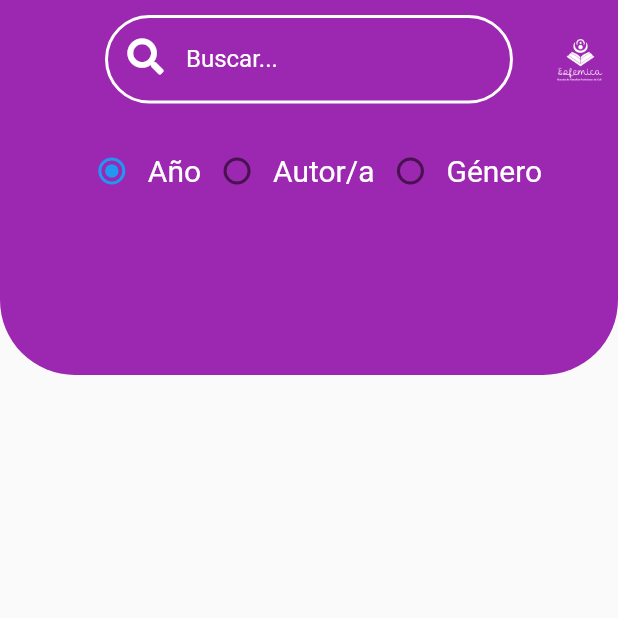
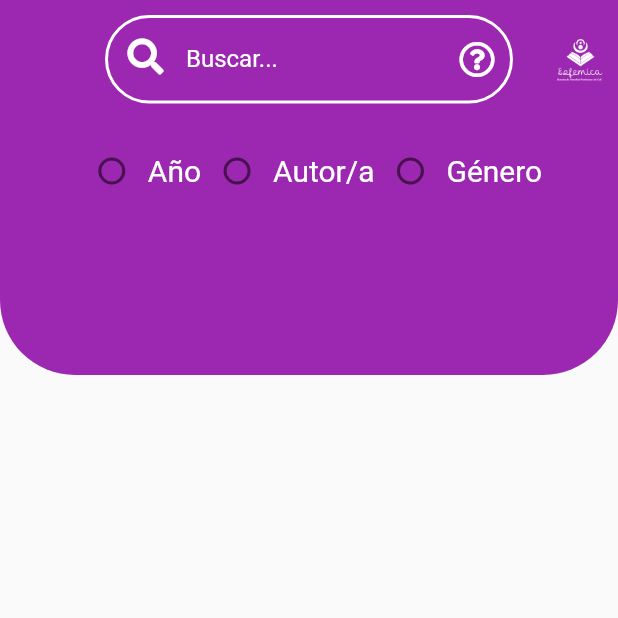
Before and after one commit to black-redoc/biblioteca_esfemica, a Flutter app: the screen it shows after launch, on a phone screen of 412 x 824 dp, the top half of it. Run offline on Flutter 3.47's test engine with Material 2 defaults, Android fonts, the phone set to English and light mode, and no system bars; our stand-ins replace font_awesome_flutter.

Commit message:
added help function tu roundedSearchField

```diff
--- a/lib/pages/LibraryPage.dart
+++ b/lib/pages/LibraryPage.dart
@@ -1,6 +1,9 @@
+import 'package:biblioteca_esfemica/widgets/formfields/roundedSearchField.dart';
 import 'package:biblioteca_esfemica/widgets/texts/smallText.dart';
 import 'package:biblioteca_esfemica/widgets/titlebar/purpleSearchBar.dart';
+import 'package:flutter/cupertino.dart';
 import 'package:flutter/material.dart';
+import 'package:font_awesome_flutter/font_awesome_flutter.dart';
 
 class LibraryPage extends StatefulWidget {
   LibraryPage({Key? key}) : super(key: key);
@@ -17,12 +20,29 @@ class _LibraryPageState extends State<LibraryPage> {
    * 2: Author/Autor@
    * 3: Genre/Genero
    */
-  int _groupValue = 1;
+  int _groupValue = 0;
+  TextEditingController? _searchController;
+
+  @override
+  void initState() {
+    super.initState();
+    _searchController = TextEditingController();
+  }
 
   @override
   Widget build(BuildContext context) {
     return Scaffold(
        body: PurpleSearchBar(
+         searchField: RoundedSearchField(
+           controller: this._searchController,
+           suffix: IconButton(
+             icon: FaIcon(
+                FontAwesomeIcons.questionCircle,
+                color: Colors.white,
+              ),
+              onPressed: _launchAlert,
+           ),
+         ),
          row: Padding(
            padding: const EdgeInsets.only(top: 8.0),
            child: Row(
@@ -77,4 +97,56 @@ class _LibraryPageState extends State<LibraryPage> {
        ),
     );
   }
+
+  void _launchAlert() {
+    setState(() {
+      _groupValue = 0;
+      FocusScope.of(context).unfocus();
+    });
+
+    showDialog(
+      context: context,
+      builder: (BuildContext context) {
+        return AlertDialog(
+          shape: OutlineInputBorder(
+            borderRadius: BorderRadius.circular(15)
+          ),
+          title: Center(
+            child: SmallText(
+              text: "Sugerencia",
+            ),
+          ),
+          content: _alertBody(),
+        );
+      }
+    );
+  }
+
+  Widget _alertBody() {
+    return Container(
+      height: 180,
+      child: Column(
+        mainAxisAlignment: MainAxisAlignment.spaceBetween,
+        children: <Widget>[
+          Text(
+            "Puedes buscar tus libros por nombre del libro sin necesidad de "
+            "seleccionar alguna de las opciones de Año, Autor/a o Género."
+            "\nY puedes deseleccionar las opciones abriendo esta sugerencia.",
+            textAlign: TextAlign.justify,
+          ),
+          MaterialButton(
+            shape: OutlineInputBorder(
+              borderRadius: BorderRadius.circular(20),
+              borderSide: BorderSide(
+                color: Colors.transparent
+              )
+            ),
+            color: Colors.purple,
+            onPressed: () => Navigator.of(context).pop(),
+            child: SmallText(text: "Aceptar", color: Colors.white)
+          )
+        ],
+      ),
+    );
+  }
 }
--- a/lib/widgets/formfields/roundedSearchField.dart
+++ b/lib/widgets/formfields/roundedSearchField.dart
@@ -2,14 +2,27 @@ import 'package:flutter/material.dart';
 import 'package:font_awesome_flutter/font_awesome_flutter.dart';
 
 class RoundedSearchField extends StatelessWidget {
-  const RoundedSearchField({Key? key}) : super(key: key);
+  final TextEditingController? controller;
+  final Widget? suffix;
+  RoundedSearchField({
+    Key? key,
+    this.controller,
+    this.suffix
+  }) : super(key: key);
 
   @override
   Widget build(BuildContext context) {
     return Container(
       margin: EdgeInsets.symmetric(vertical: 10, horizontal: 70),
       child: TextFormField(
+        controller: controller,
         decoration: InputDecoration(
+          contentPadding: EdgeInsets.only(
+            left: 40,
+            top: 20,
+            bottom: 20
+          ),
+          suffixIcon: this.suffix,
           prefixIcon: Padding(
             padding: const EdgeInsets.symmetric(horizontal: 15, vertical: 10),
             child: FaIcon(
@@ -28,7 +41,14 @@ class RoundedSearchField extends StatelessWidget {
               width: 2
             )
           ),
-          floatingLabelBehavior: FloatingLabelBehavior.auto,
+          border: OutlineInputBorder(
+            borderRadius: BorderRadius.circular(50),
+            borderSide: BorderSide(
+              color: Colors.white,
+              width: 2
+            )
+          ),
+          floatingLabelBehavior: FloatingLabelBehavior.never,
         ),
       ),
     );
--- a/lib/widgets/titlebar/purpleSearchBar.dart
+++ b/lib/widgets/titlebar/purpleSearchBar.dart
@@ -1,11 +1,12 @@
-import 'package:biblioteca_esfemica/widgets/formfields/roundedSearchField.dart';
 import 'package:flutter/material.dart';
 
 class PurpleSearchBar extends StatelessWidget {
   final Widget? row;
+  final Widget? searchField;
   PurpleSearchBar({
     Key? key,
-    this.row
+    this.row,
+    this.searchField
   }) : super(key: key);
 
   @override
@@ -27,7 +28,7 @@ class PurpleSearchBar extends StatelessWidget {
           children: <Widget>[
               Stack(
                 children: [
-                  RoundedSearchField(),
+                  this.searchField!,
                   Positioned(
                     right: 10,
                     top: 25,
```
